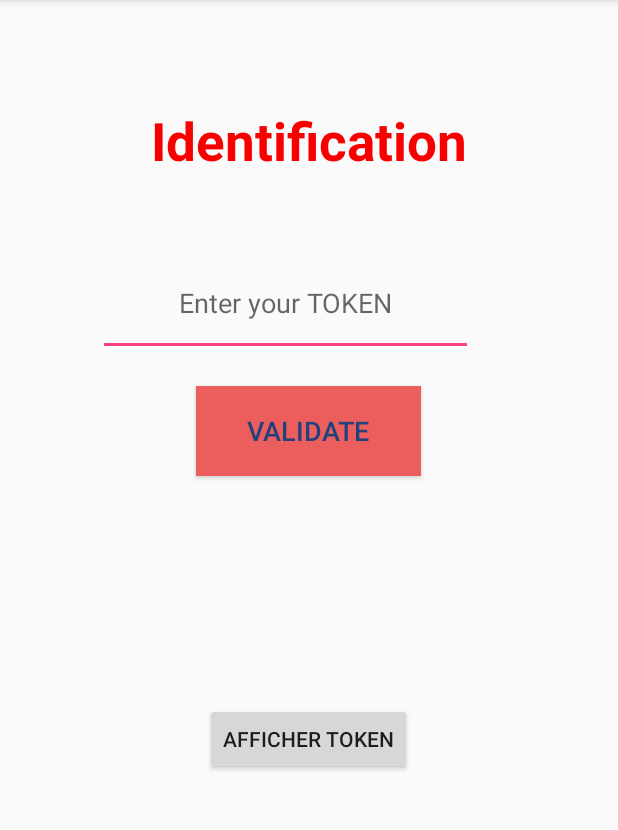
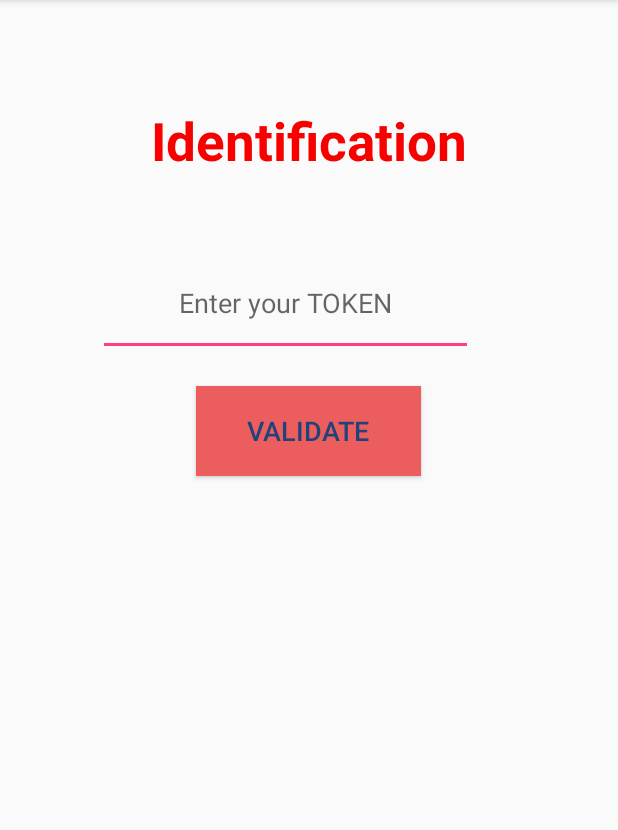
Before and after one commit to cforgeon/Android, an Android app: the screen it shows after launch (ViewEnfant), after a tap on "ENFANT", on a phone screen of 412 x 824 dp, the part 84-914 px from its top. Run offline under Robolectric (Android 15) with nearby library versions, the phone set to English and light mode, and no system bars.

Commit message:
token preference

```diff
--- a/app/src/main/java/com/example/user/localizone/MainActivity.java
+++ b/app/src/main/java/com/example/user/localizone/MainActivity.java
@@ -15,14 +15,24 @@ public class MainActivity extends AppCompatActivity {
         super.onCreate(savedInstanceState);
         setContentView(R.layout.accueil);
 
+
+
+
             final Button enfantButton = (Button) findViewById(R.id.enfant);
             enfantButton.setOnClickListener(new View.OnClickListener() {
 
                 @Override
                 public void onClick(View v) {
-                Intent intent = new Intent(MainActivity.this,ViewEnfant.class);
+                    if(Preferences.getRecord("token",getApplicationContext())=="") {
+                    Intent intent = new Intent(MainActivity.this, ViewEnfant.class);
                     startActivity(intent);
+                }else {
+                    Intent intent = new Intent(MainActivity.this, MapActivity.class);
+                    startActivity(intent);
+
                 }
+            }
+
         });
 
             final Button parentButton = (Button) findViewById(R.id.parent);
@@ -30,9 +40,11 @@ public class MainActivity extends AppCompatActivity {
 
                 @Override
                 public void onClick(View v) {
-                Intent intent = new Intent(MainActivity.this,ViewParent.class);
+                    Intent intent = new Intent(MainActivity.this, ViewParent.class);
                     startActivity(intent);
                 }
             });
+
+            };
+
         }
-}
--- a/app/src/main/java/com/example/user/localizone/MapActivity.java
+++ b/app/src/main/java/com/example/user/localizone/MapActivity.java
@@ -43,6 +43,8 @@ public class MapActivity extends AppCompatActivity {
     protected void onCreate(Bundle savedInstanceState) {
         super.onCreate(savedInstanceState);
         setContentView(R.layout.activity_map);
+
+        Toast.makeText(getApplicationContext(),Preferences.getRecord("token",getApplicationContext()), Toast.LENGTH_LONG).show();
 
         locationText = (TextView) findViewById(R.id.location);
         //addressText = (TextView) findViewById(R.id.address);
--- a/app/src/main/java/com/example/user/localizone/ViewEnfant.java
+++ b/app/src/main/java/com/example/user/localizone/ViewEnfant.java
@@ -23,21 +23,14 @@ public class ViewEnfant extends AppCompatActivity {
             public void onClick(View v) {
                 EditText token = (EditText) findViewById(R.id.token);
                 //HttpRequest.sendRequest(getApplicationContext(),"identificationChildren/"+token.getText().toString());
+                Preferences.recordValue("token",token.getText().toString(), getApplicationContext());
                 Intent intent = new Intent(ViewEnfant.this, MapActivity.class);
                 startActivity(intent);
             }
         });
 
 
-        final Button tokenButton = (Button) findViewById(R.id.affiche_token);
-        tokenButton.setOnClickListener(new View.OnClickListener() {
 
-            @Override
-            public void onClick(View v) {
-                Intent intent = new Intent(ViewEnfant.this, Token.class);
-                startActivity(intent);
-            }
-        });
 
 
     }
--- a/app/src/main/res/layout/viewenfant.xml
+++ b/app/src/main/res/layout/viewenfant.xml
@@ -44,14 +44,5 @@
         android:layout_alignParentBottom="true"
         android:layout_centerHorizontal="true" />
 
-    <Button
-        android:id="@+id/affiche_token"
-        android:layout_width="wrap_content"
-        android:layout_height="wrap_content"
-        android:text="Afficher Token"
-        android:layout_alignParentBottom="true"
-        android:layout_centerHorizontal="true"
-        android:layout_gravity="center_horizontal" />
-
 
 </LinearLayout>
```
Also changed, not shown: app/src/main/AndroidManifest.xml (+0 -8 lines), app/src/main/java/com/example/user/localizone/PreferenceManager.java (deleted, +0 -40 lines), app/src/main/java/com/example/user/localizone/Token.java (deleted, +0 -21 lines), app/src/main/res/layout/token.xml (deleted, +0 -16 lines). Lines whose indentation alone changed are shown as unchanged.
